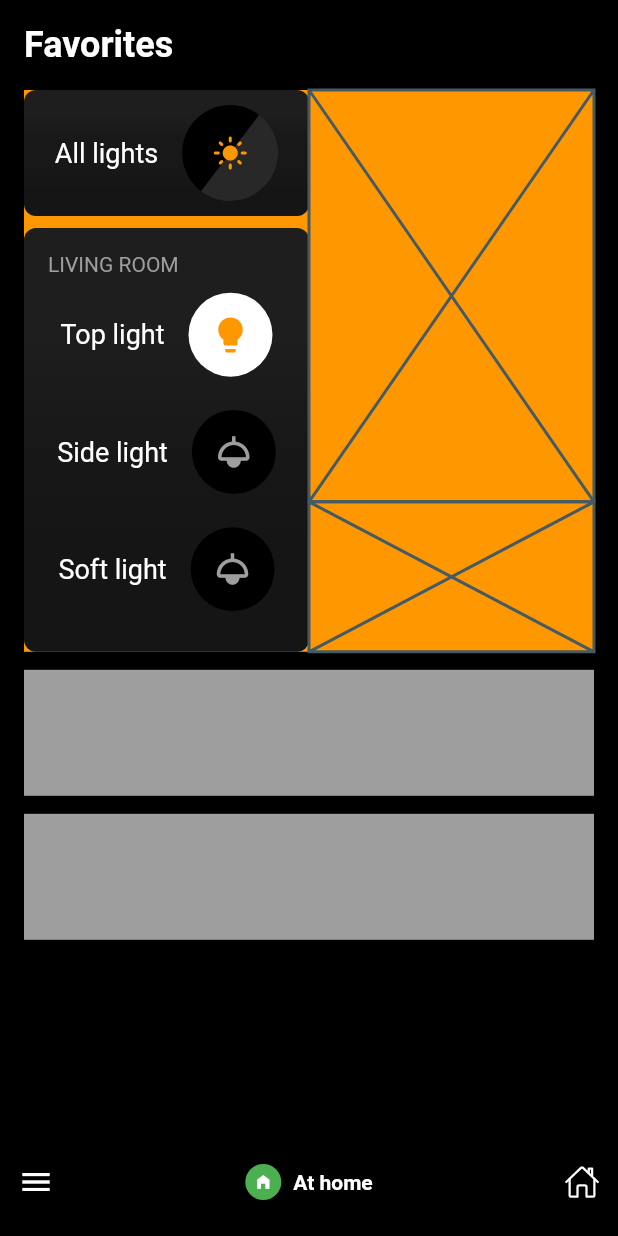
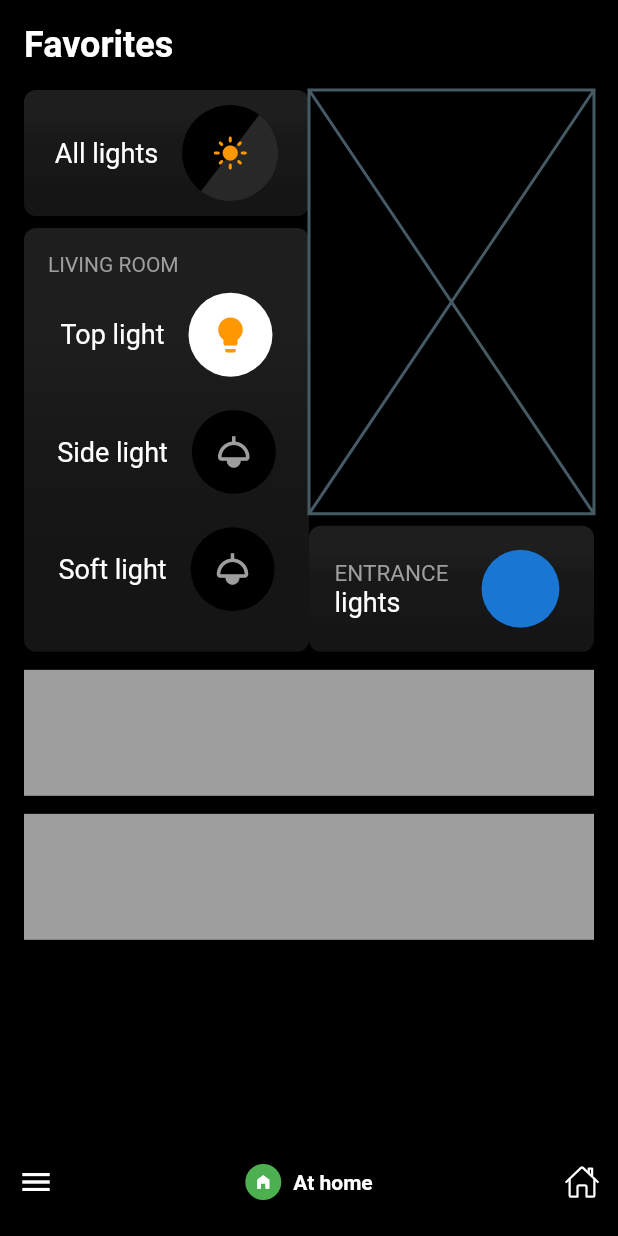
Before and after one commit to JAICHANGPARK/flutter_notebook_chapter_24, a Flutter app: the HomeAssistantMainPage screen opened directly, on a phone screen of 412 x 824 dp. Run offline on Flutter 3.47's test engine with Material 2 defaults, Android fonts, the phone set to English and light mode, and no system bars; our stand-ins replace flutter_riverpod, freezed_annotation, ionicons; missing offline and left inert: crypto_font_icons.

Commit message:
Update home_assistant_main_page.dart

```diff
--- a/lib/ep1361_home_assistant_app/view/home_assistant_main_page.dart
+++ b/lib/ep1361_home_assistant_app/view/home_assistant_main_page.dart
@@ -32,7 +32,6 @@ class _HomeAssistantMainPageState extends State<HomeAssistantMainPage> {
               Container(
                 margin: const EdgeInsets.only(top: 16),
                 height: MediaQuery.of(context).size.height / 2.2,
-                color: Colors.orange,
                 child: Row(
                   children: [
                     Expanded(
@@ -226,9 +225,61 @@ class _HomeAssistantMainPageState extends State<HomeAssistantMainPage> {
                           const Expanded(
                             child: Placeholder(),
                           ),
+                          SizedBox(
+                            height: 8,
+                          ),
                           Container(
-                            height: 100,
-                            child: const Placeholder(),
+                            height: 84,
+                            decoration: BoxDecoration(
+                              borderRadius: BorderRadius.circular(8),
+                              gradient: const LinearGradient(
+                                colors: [
+                                  Color.fromRGBO(30, 30, 30, 1),
+                                  Color.fromRGBO(30, 30, 30, 1),
+                                  Color.fromRGBO(24, 24, 24, 1),
+                                  Color.fromRGBO(24, 24, 24, 1),
+                                  Color.fromRGBO(21, 21, 21, 1),
+                                  Color.fromRGBO(21, 21, 21, 1),
+                                ],
+                                begin: Alignment.topCenter,
+                                end: Alignment.bottomCenter,
+                              ),
+                            ),
+                            padding: EdgeInsets.all(16),
+                            child: Row(
+                              mainAxisAlignment: MainAxisAlignment.center,
+                              children: [
+                                Column(
+                                  mainAxisAlignment: MainAxisAlignment.center,
+                                  crossAxisAlignment: CrossAxisAlignment.start,
+                                  children: [
+                                    Text("ENTRANCE",
+                                      style: TextStyle(
+                                        color: Colors.grey,
+                                        fontSize: 15,
+                                      ),
+                                    ),
+                                    const Text(
+                                      "lights",
+                                      style: TextStyle(
+                                        color: Colors.white,
+                                        fontSize: 18,
+                                      ),
+                                    ),
+                                  ],
+                                ),
+                                Container(
+                                  margin: const EdgeInsets.only(left: 16),
+                                  height: 64,
+                                  width: 64,
+                                  decoration: const BoxDecoration(
+                                    color: Colors.black,
+                                    shape: BoxShape.circle,
+                                  ),
+                                  child: CircleAvatar(),
+                                )
+                              ],
+                            ),
                           ),
                         ],
                       ),
```
